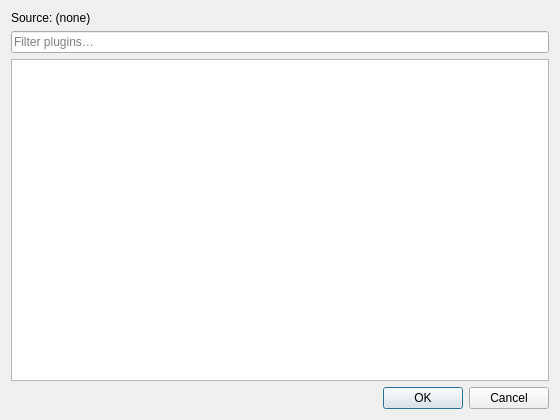
First picture: the form in ui/PluginChooserDialog.ui, repository ili4yov-ika/OpenVegas, before the edit.
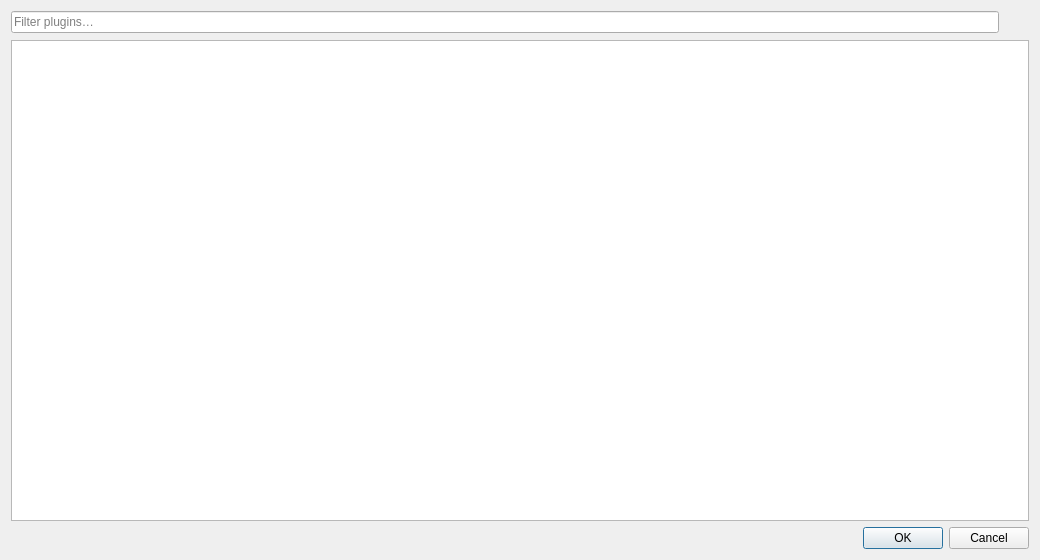
Second picture: the form after the edit.

Commit message: sf support plugins

Patch:
```diff
--- a/ui/PluginChooserDialog.ui
+++ b/ui/PluginChooserDialog.ui
@@ -6,8 +6,8 @@
    <rect>
     <x>0</x>
     <y>0</y>
-    <width>560</width>
-    <height>420</height>
+    <width>1040</width>
+    <height>560</height>
    </rect>
   </property>
   <property name="windowTitle">
@@ -15,21 +15,25 @@
   </property>
   <layout class="QVBoxLayout" name="verticalLayout">
    <item>
-    <widget class="QLabel" name="sourceLabel">
-     <property name="text">
-      <string>Source: (none)</string>
-     </property>
-     <property name="wordWrap">
-      <bool>true</bool>
-     </property>
-    </widget>
-   </item>
+    <layout class="QHBoxLayout" name="filterRow">
    <item>
     <widget class="QLineEdit" name="filterEdit">
      <property name="placeholderText">
       <string>Filter plugins…</string>
      </property>
     </widget>
+     </item>
+     <item>
+      <widget class="QToolButton" name="settingsButton">
+       <property name="toolTip">
+        <string>Plug-in search paths…</string>
+       </property>
+       <property name="autoRaise">
+        <bool>true</bool>
+       </property>
+      </widget>
+     </item>
+    </layout>
    </item>
    <item>
     <widget class="QListWidget" name="pluginList"/>
```
Lines whose indentation alone changed are shown as unchanged. The commit also changes 62 other files.
